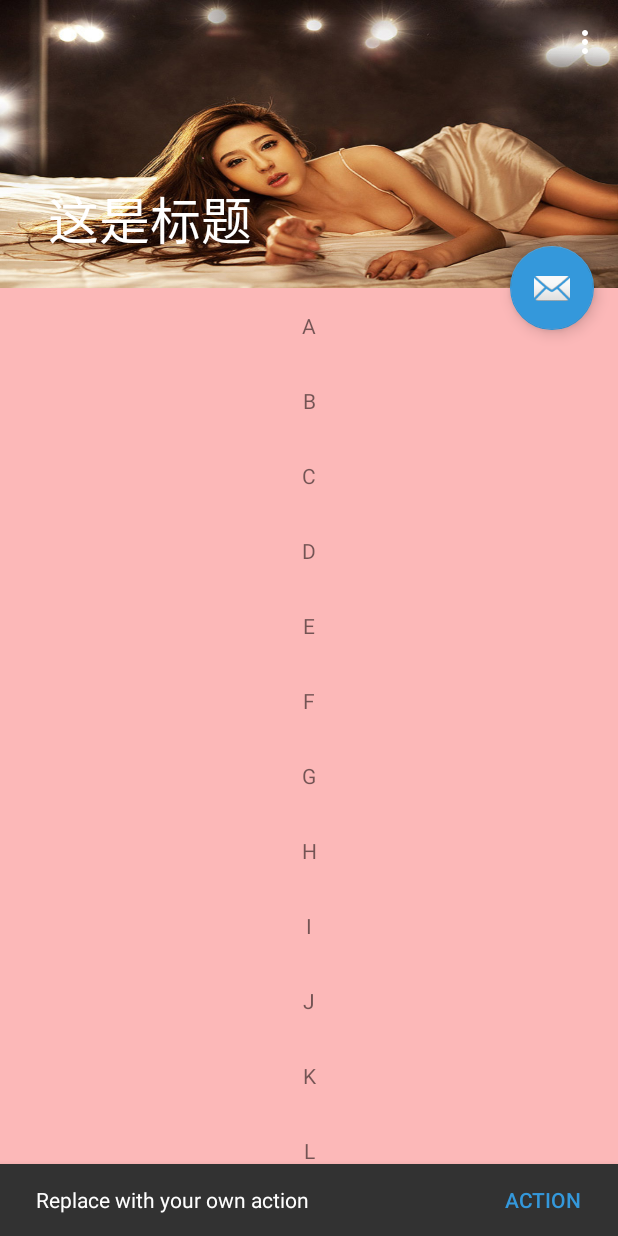
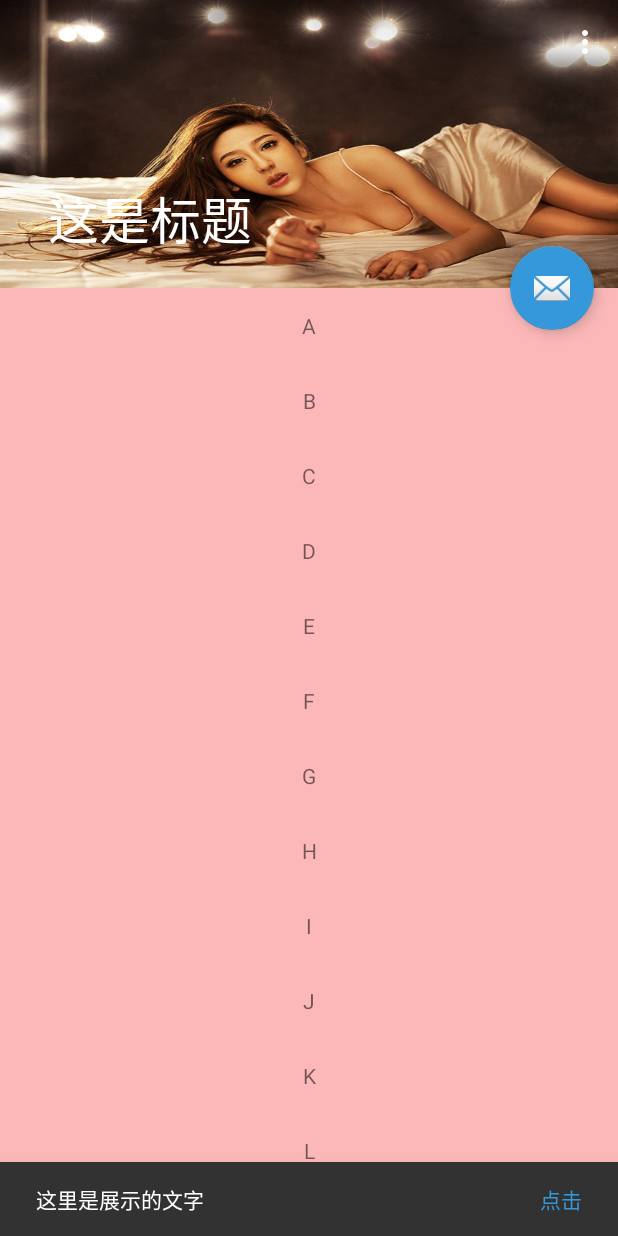
Before and after one commit to 452896915/MaterialDesignSupportlibraryDemo, an Android app: the screen it shows after launch (MainActivity), after a tap on an icon or button, on a phone screen of 412 x 824 dp. Run offline under Robolectric (Android 15) with nearby library versions, the phone set to English and light mode, and no system bars.

Commit message:
small change

```diff
--- a/app/src/main/AndroidManifest.xml
+++ b/app/src/main/AndroidManifest.xml
@@ -19,7 +19,8 @@
             </intent-filter>
         </activity>
 
-        <activity android:name=".SecondActivity" />
+        <activity android:name=".SecondActivity"
+            android:configChanges="keyboardHidden"/>
     </application>
 
 </manifest>
--- a/app/src/main/java/com/magic/wdl/materialdesignsupportlibrarydemo/MainActivity.java
+++ b/app/src/main/java/com/magic/wdl/materialdesignsupportlibrarydemo/MainActivity.java
@@ -38,8 +38,8 @@ public class MainActivity extends AppCompatActivity {
         fab.setOnClickListener(new View.OnClickListener() {
             @Override
             public void onClick(View view) {
-                Snackbar.make(view, "Replace with your own action", Snackbar.LENGTH_SHORT)
-                        .setAction("Action", new View.OnClickListener() {
+                Snackbar.make(view, "这里是展示的文字", Snackbar.LENGTH_SHORT)
+                        .setAction("点击", new View.OnClickListener() {
                             @Override
                             public void onClick(View view) {
                                 Intent intent = new Intent(MainActivity.this, SecondActivity.class);
```
